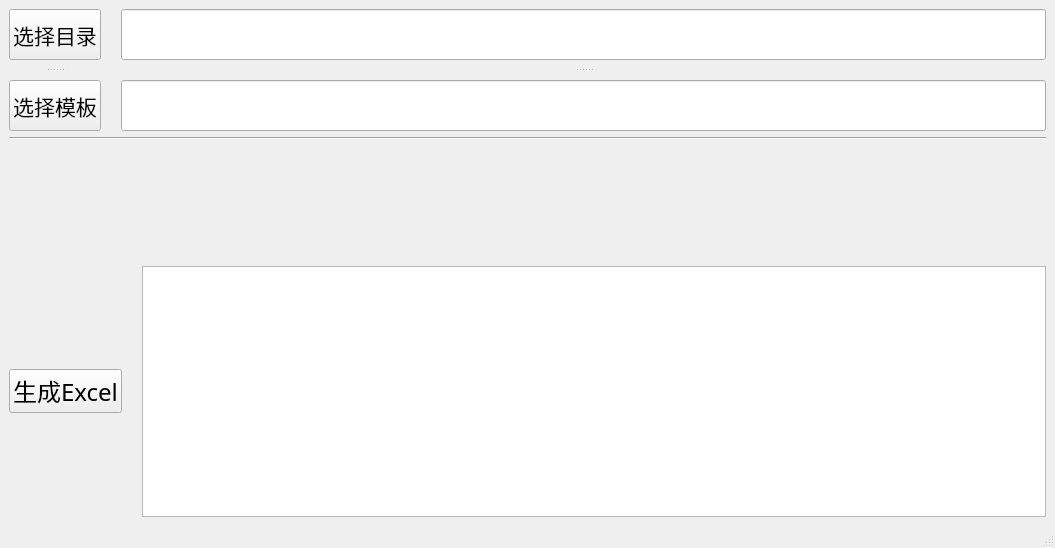
The window that ui/mainwin.ui (BILY5354/ATOP) describes before a commit, drawn with Qt 5.
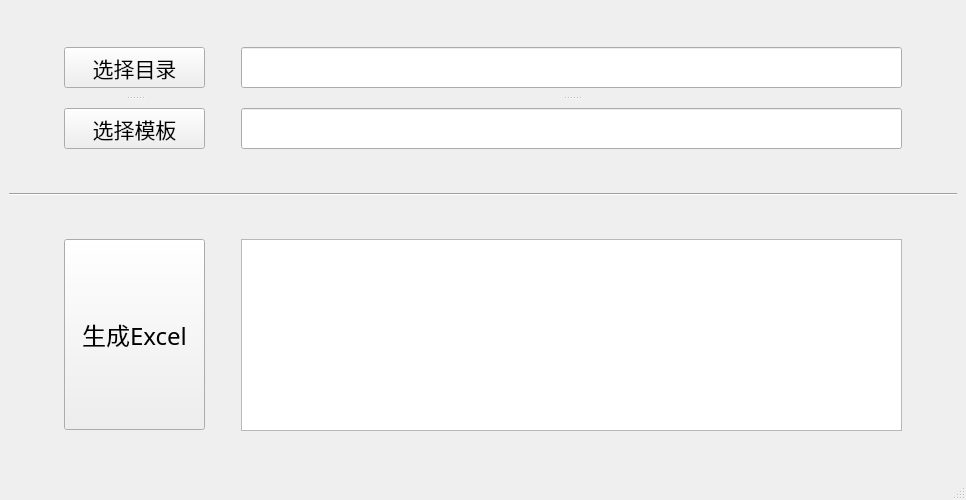
The same window after the commit.

Commit message: 修改1-调整了主界面样式

Diff of the .ui file:
```diff
--- a/ui/mainwin.ui
+++ b/ui/mainwin.ui
@@ -6,8 +6,8 @@
    <rect>
     <x>0</x>
     <y>0</y>
-    <width>1055</width>
-    <height>548</height>
+    <width>966</width>
+    <height>500</height>
    </rect>
   </property>
   <property name="windowTitle">
@@ -16,14 +16,36 @@
   <widget class="QWidget" name="centralwidget">
    <layout class="QVBoxLayout" name="verticalLayout_3">
     <item>
-     <layout class="QFormLayout" name="formLayout_2">
-      <property name="horizontalSpacing">
-       <number>20</number>
+     <spacer name="verticalSpacer_3">
+      <property name="orientation">
+       <enum>Qt::Vertical</enum>
       </property>
-      <property name="bottomMargin">
-       <number>120</number>
+      <property name="sizeHint" stdset="0">
+       <size>
+        <width>20</width>
+        <height>16</height>
+       </size>
       </property>
-      <item row="0" column="0">
+     </spacer>
+    </item>
+    <item>
+     <layout class="QHBoxLayout" name="horizontalLayout_3">
+      <item>
+       <spacer name="horizontalSpacer_2">
+        <property name="orientation">
+         <enum>Qt::Horizontal</enum>
+        </property>
+        <property name="sizeHint" stdset="0">
+         <size>
+          <width>38</width>
+          <height>20</height>
+         </size>
+        </property>
+       </spacer>
+      </item>
+      <item>
+       <layout class="QHBoxLayout" name="horizontalLayout_2">
+        <item>
        <widget class="QSplitter" name="splitter_2">
         <property name="orientation">
          <enum>Qt::Vertical</enum>
@@ -32,6 +54,18 @@
          <number>20</number>
         </property>
         <widget class="QPushButton" name="pathBut">
+           <property name="minimumSize">
+            <size>
+             <width>141</width>
+             <height>41</height>
+            </size>
+           </property>
+           <property name="maximumSize">
+            <size>
+             <width>141</width>
+             <height>41</height>
+            </size>
+           </property>
          <property name="font">
           <font>
            <family>黑体</family>
@@ -43,6 +77,18 @@
          </property>
         </widget>
         <widget class="QPushButton" name="templatesBut">
+           <property name="minimumSize">
+            <size>
+             <width>141</width>
+             <height>41</height>
+            </size>
+           </property>
+           <property name="maximumSize">
+            <size>
+             <width>141</width>
+             <height>41</height>
+            </size>
+           </property>
          <property name="font">
           <font>
            <family>黑体</family>
@@ -55,7 +101,20 @@
         </widget>
        </widget>
       </item>
-      <item row="0" column="1">
+        <item>
+         <spacer name="horizontalSpacer_3">
+          <property name="orientation">
+           <enum>Qt::Horizontal</enum>
+          </property>
+          <property name="sizeHint" stdset="0">
+           <size>
+            <width>30</width>
+            <height>20</height>
+           </size>
+          </property>
+         </spacer>
+        </item>
+        <item>
        <widget class="QSplitter" name="splitter">
         <property name="lineWidth">
          <number>1</number>
@@ -67,18 +126,42 @@
          <number>20</number>
         </property>
         <widget class="QLineEdit" name="pathLineEd">
+           <property name="minimumSize">
+            <size>
+             <width>661</width>
+             <height>41</height>
+            </size>
+           </property>
+           <property name="maximumSize">
+            <size>
+             <width>661</width>
+             <height>41</height>
+            </size>
+           </property>
          <property name="font">
           <font>
            <family>黑体</family>
-           <pointsize>10</pointsize>
+             <pointsize>12</pointsize>
           </font>
          </property>
         </widget>
         <widget class="QLineEdit" name="tempatesLineEd">
+           <property name="minimumSize">
+            <size>
+             <width>661</width>
+             <height>41</height>
+            </size>
+           </property>
+           <property name="maximumSize">
+            <size>
+             <width>661</width>
+             <height>41</height>
+            </size>
+           </property>
          <property name="font">
           <font>
            <family>黑体</family>
-           <pointsize>10</pointsize>
+             <pointsize>12</pointsize>
           </font>
          </property>
          <property name="text">
@@ -87,22 +170,87 @@
         </widget>
        </widget>
       </item>
-      <item row="1" column="0" colspan="2">
+       </layout>
+      </item>
+      <item>
+       <spacer name="horizontalSpacer_5">
+        <property name="orientation">
+         <enum>Qt::Horizontal</enum>
+        </property>
+        <property name="sizeHint" stdset="0">
+         <size>
+          <width>38</width>
+          <height>20</height>
+         </size>
+        </property>
+       </spacer>
+      </item>
+     </layout>
+    </item>
+    <item>
+     <spacer name="verticalSpacer_2">
+      <property name="orientation">
+       <enum>Qt::Vertical</enum>
+      </property>
+      <property name="sizeHint" stdset="0">
+       <size>
+        <width>20</width>
+        <height>16</height>
+       </size>
+      </property>
+     </spacer>
+    </item>
+    <item>
        <widget class="Line" name="line">
         <property name="orientation">
          <enum>Qt::Horizontal</enum>
         </property>
        </widget>
       </item>
-     </layout>
+    <item>
+     <spacer name="verticalSpacer_4">
+      <property name="orientation">
+       <enum>Qt::Vertical</enum>
+      </property>
+      <property name="sizeHint" stdset="0">
+       <size>
+        <width>20</width>
+        <height>16</height>
+       </size>
+      </property>
+     </spacer>
+    </item>
+    <item>
+     <layout class="QHBoxLayout" name="horizontalLayout_4">
+      <item>
+       <spacer name="horizontalSpacer_4">
+        <property name="orientation">
+         <enum>Qt::Horizontal</enum>
+        </property>
+        <property name="sizeHint" stdset="0">
+         <size>
+          <width>38</width>
+          <height>20</height>
+         </size>
+        </property>
+       </spacer>
     </item>
     <item>
      <layout class="QHBoxLayout" name="horizontalLayout">
-      <property name="spacing">
-       <number>20</number>
-      </property>
       <item>
        <widget class="QPushButton" name="excelButton">
+          <property name="minimumSize">
+           <size>
+            <width>141</width>
+            <height>191</height>
+           </size>
+          </property>
+          <property name="maximumSize">
+           <size>
+            <width>141</width>
+            <height>191</height>
+           </size>
+          </property>
         <property name="font">
          <font>
           <family>黑体</family>
@@ -115,9 +263,69 @@
        </widget>
       </item>
       <item>
-       <widget class="QTextEdit" name="textEdit"/>
-      </item>
-     </layout>
+         <spacer name="horizontalSpacer">
+          <property name="orientation">
+           <enum>Qt::Horizontal</enum>
+          </property>
+          <property name="sizeHint" stdset="0">
+           <size>
+            <width>30</width>
+            <height>20</height>
+           </size>
+          </property>
+         </spacer>
+        </item>
+        <item>
+         <widget class="QTextEdit" name="textEdit">
+          <property name="minimumSize">
+           <size>
+            <width>661</width>
+            <height>192</height>
+           </size>
+          </property>
+          <property name="maximumSize">
+           <size>
+            <width>661</width>
+            <height>192</height>
+           </size>
+          </property>
+          <property name="font">
+           <font>
+            <family>黑体</family>
+            <pointsize>12</pointsize>
+           </font>
+          </property>
+         </widget>
+        </item>
+       </layout>
+      </item>
+      <item>
+       <spacer name="horizontalSpacer_6">
+        <property name="orientation">
+         <enum>Qt::Horizontal</enum>
+        </property>
+        <property name="sizeHint" stdset="0">
+         <size>
+          <width>38</width>
+          <height>20</height>
+         </size>
+        </property>
+       </spacer>
+      </item>
+     </layout>
+    </item>
+    <item>
+     <spacer name="verticalSpacer">
+      <property name="orientation">
+       <enum>Qt::Vertical</enum>
+      </property>
+      <property name="sizeHint" stdset="0">
+       <size>
+        <width>20</width>
+        <height>36</height>
+       </size>
+      </property>
+     </spacer>
     </item>
    </layout>
   </widget>
```
Left out of the diff: 4 changed lines with no effect on the pictures. Lines whose indentation alone changed are shown as unchanged. The commit also changes 2 other files.
